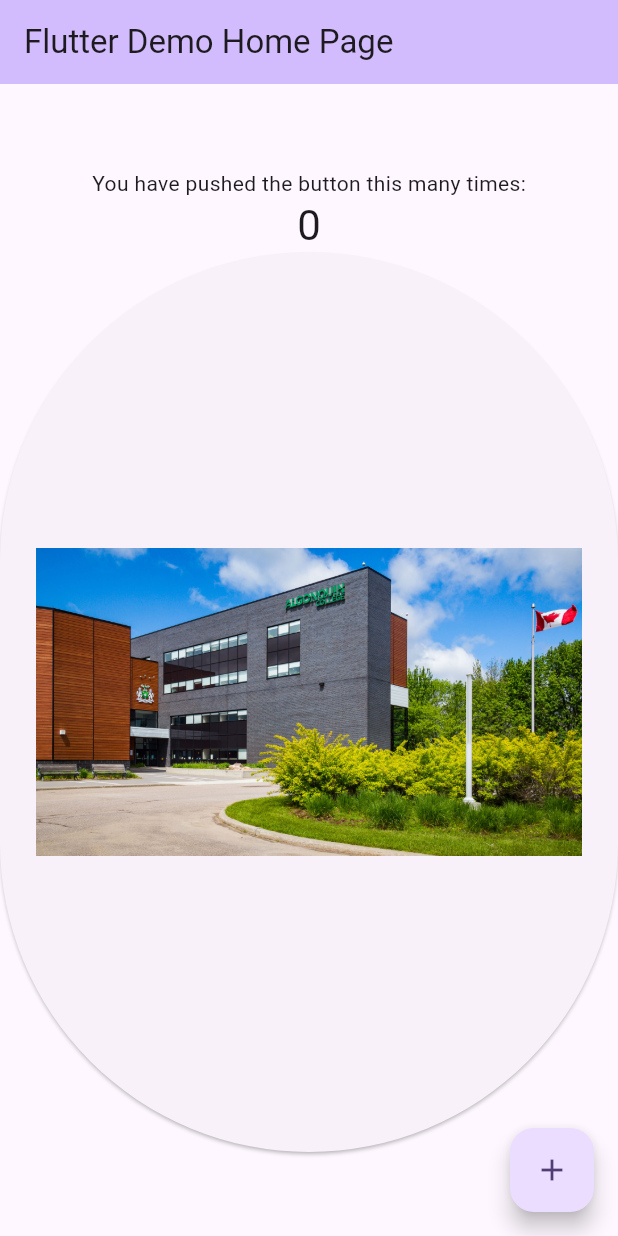
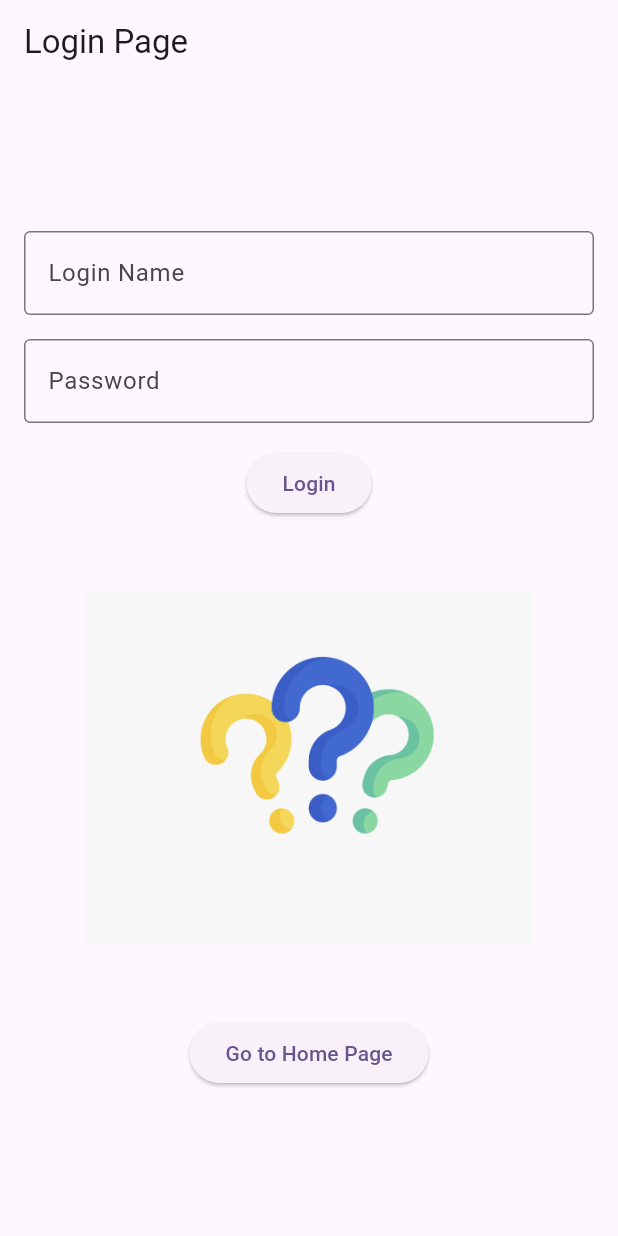
Before and after one commit to olaassaad/my_cst2335_labs, a Flutter app: the screen it shows after launch, on a phone screen of 412 x 824 dp. Run offline on Flutter 3.47's test engine with Material 3 defaults, Android fonts, the phone set to English and light mode, and no system bars.

Commit message:
Completed Lab 2 functionality

```diff
--- a/lib/main.dart
+++ b/lib/main.dart
@@ -7,46 +7,111 @@ void main() {
 class MyApp extends StatelessWidget {
   const MyApp({super.key});
 
-  // This widget is the root of your application.
   @override
   Widget build(BuildContext context) {
     return MaterialApp(
       title: 'Flutter Demo',
       theme: ThemeData(
-        // This is the theme of your application.
-        //
-        // TRY THIS: Try running your application with "flutter run". You'll see
-        // the application has a purple toolbar. Then, without quitting the app,
-        // try changing the seedColor in the colorScheme below to Colors.green
-        // and then invoke "hot reload" (save your changes or press the "hot
-        // reload" button in a Flutter-supported IDE, or press "r" if you used
-        // the command line to start the app).
-        //
-        // Notice that the counter didn't reset back to zero; the application
-        // state is not lost during the reload. To reset the state, use hot
-        // restart instead.
-        //
-        // This works for code too, not just values: Most code changes can be
-        // tested with just a hot reload.
         colorScheme: ColorScheme.fromSeed(seedColor: Colors.deepPurple),
         useMaterial3: true,
       ),
-      home: const MyHomePage(title: 'Flutter Demo Home Page'),
+      // Set LoginPage as the initial screen
+      home: const LoginPage(),
+    );
+  }
+}
+
+class LoginPage extends StatefulWidget {
+  const LoginPage({super.key});
+
+  @override
+  State<LoginPage> createState() => _LoginPageState();
+}
+
+class _LoginPageState extends State<LoginPage> {
+  // Variables to hold the input values
+  final TextEditingController loginController = TextEditingController();
+  final TextEditingController passwordController = TextEditingController();
+  var imageSource = "images/question-mark.jpg";
+
+  @override
+  Widget build(BuildContext context) {
+    return Scaffold(
+      appBar: AppBar(
+        title: const Text('Login Page'),
+      ),
+      body: Center(
+        child: Column(
+          mainAxisAlignment: MainAxisAlignment.center,
+          children: [
+            // Login Name TextField
+            Padding(
+              padding: const EdgeInsets.symmetric(horizontal: 16.0),
+              child: TextField(
+                controller: loginController,
+                decoration: const InputDecoration(
+                  labelText: 'Login Name',
+                  border: OutlineInputBorder(),
+                ),
+              ),
+            ),
+            const SizedBox(height: 16.0),
+            // Password TextField
+            Padding(
+              padding: const EdgeInsets.symmetric(horizontal: 16.0),
+              child: TextField(
+                controller: passwordController,
+                obscureText: true,
+                decoration: const InputDecoration(
+                  labelText: 'Password',
+                  border: OutlineInputBorder(),
+                ),
+              ),
+            ),
+            const SizedBox(height: 16.0),
+            // Login Button
+            ElevatedButton(
+              onPressed: () {
+                setState(() {
+                  // Check the password and update the image
+                  if (passwordController.text == "QWERTY123") {
+                    imageSource = "images/light-bulb.jpg";
+                  } else {
+                    imageSource = "images/stop-sign.jpg";
+                  }
+                });
+              },
+              child: const Text('Login'),
+            ),
+            const SizedBox(height: 16.0),
+            // Image
+            Image.asset(
+              imageSource,
+              height: 300,
+              width: 300,
+            ),
+            const SizedBox(height: 16.0),
+            // Navigate to Home Page Button
+            ElevatedButton(
+              onPressed: () {
+                Navigator.push(
+                  context,
+                  MaterialPageRoute(
+                    builder: (context) => const MyHomePage(title: 'Home Page'),
+                  ),
+                );
+              },
+              child: const Text('Go to Home Page'),
+            ),
+          ],
+        ),
+      ),
     );
   }
 }
 
 class MyHomePage extends StatefulWidget {
   const MyHomePage({super.key, required this.title});
-
-  // This widget is the home page of your application. It is stateful, meaning
-  // that it has a State object (defined below) that contains fields that affect
-  // how it looks.
-
-  // This class is the configuration for the state. It holds the values (in this
-  // case the title) provided by the parent (in this case the App widget) and
-  // used by the build method of the State. Fields in a Widget subclass are
-  // always marked "final".
 
   final String title;
 
@@ -56,68 +121,57 @@ class MyHomePage extends StatefulWidget {
 
 class _MyHomePageState extends State<MyHomePage> {
   int _counter = 0;
+  var isChecked = false;
 
   void _incrementCounter() {
     setState(() {
-      // This call to setState tells the Flutter framework that something has
-      // changed in this State, which causes it to rerun the build method below
-      // so that the display can reflect the updated values. If we changed
-      // _counter without calling setState(), then the build method would not be
-      // called again, and so nothing would appear to happen.
       _counter++;
     });
   }
 
   @override
   Widget build(BuildContext context) {
-    // This method is rerun every time setState is called, for instance as done
-    // by the _incrementCounter method above.
-    //
-    // The Flutter framework has been optimized to make rerunning build methods
-    // fast, so that you can just rebuild anything that needs updating rather
-    // than having to individually change instances of widgets.
     return Scaffold(
       appBar: AppBar(
-        // TRY THIS: Try changing the color here to a specific color (to
-        // Colors.amber, perhaps?) and trigger a hot reload to see the AppBar
-        // change color while the other colors stay the same.
         backgroundColor: Theme.of(context).colorScheme.inversePrimary,
-        // Here we take the value from the MyHomePage object that was created by
-        // the App.build method, and use it to set our appbar title.
         title: Text(widget.title),
       ),
       body: Center(
-        // Center is a layout widget. It takes a single child and positions it
-        // in the middle of the parent.
         child: Column(
-          // Column is also a layout widget. It takes a list of children and
-          // arranges them vertically. By default, it sizes itself to fit its
-          // children horizontally, and tries to be as tall as its parent.
-          //
-          // Column has various properties to control how it sizes itself and
-          // how it positions its children. Here we use mainAxisAlignment to
-          // center the children vertically; the main axis here is the vertical
-          // axis because Columns are vertical (the cross axis would be
-          // horizontal).
-          //
-          // TRY THIS: Invoke "debug painting" (choose the "Toggle Debug Paint"
-          // action in the IDE, or press "p" in the console), to see the
-          // wireframe for each widget.
           mainAxisAlignment: MainAxisAlignment.center,
           children: <Widget>[
-            const Text(
-              'You have pushed the button this many times:',
-            ),
+            const Text('You have pushed the button this many times:'),
             Text(
               '$_counter',
               style: Theme.of(context).textTheme.headlineMedium,
             ),
             ElevatedButton(
-                onPressed: () {
-
-                },
-                child:  Image.asset("images/algonquin.jpg", height:600, width:800)
-            )
+              onPressed: () {},
+              child: Padding(
+                padding: const EdgeInsets.all(16.0),
+                child: Image.asset(
+                  "images/algonquin.jpg",
+                  height: 300,
+                  width: 400,
+                ),
+              ),
+            ),
+            Checkbox(
+              value: isChecked,
+              onChanged: (newValue) {
+                setState(() {
+                  isChecked = newValue!;
+                });
+              },
+            ),
+            Switch(
+              value: isChecked,
+              onChanged: (newValue) {
+                setState(() {
+                  isChecked = newValue;
+                });
+              },
+            ),
           ],
         ),
       ),
@@ -125,7 +179,7 @@ class _MyHomePageState extends State<MyHomePage> {
         onPressed: _incrementCounter,
         tooltip: 'Increment',
         child: const Icon(Icons.add),
-      ), // This trailing comma makes auto-formatting nicer for build methods.
+      ),
     );
   }
 }
--- a/pubspec.yaml
+++ b/pubspec.yaml
@@ -60,7 +60,9 @@ flutter:
 
   # To add assets to your application, add an assets section, like this:
   assets:
-    - images/algonquin.jpg
+    - images/question-mark.jpg
+    - images/light-bulb.jpg
+    - images/stop-sign.jpg
 
   # An image asset can refer to one or more resolution-specific "variants", see
   # https://flutter.dev/to/resolution-aware-images
```
Also changed, not shown: images/light-bulb.jpg (added), images/question-mark.jpg (added), images/stop-sign.jpg (added).
